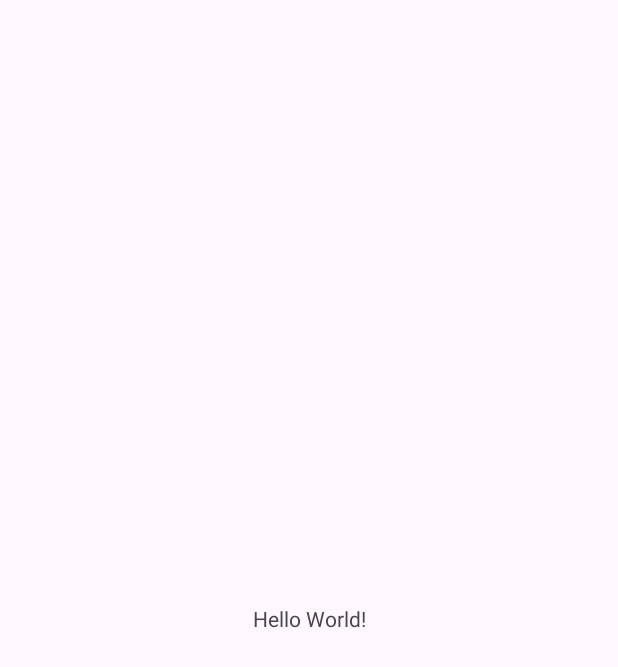
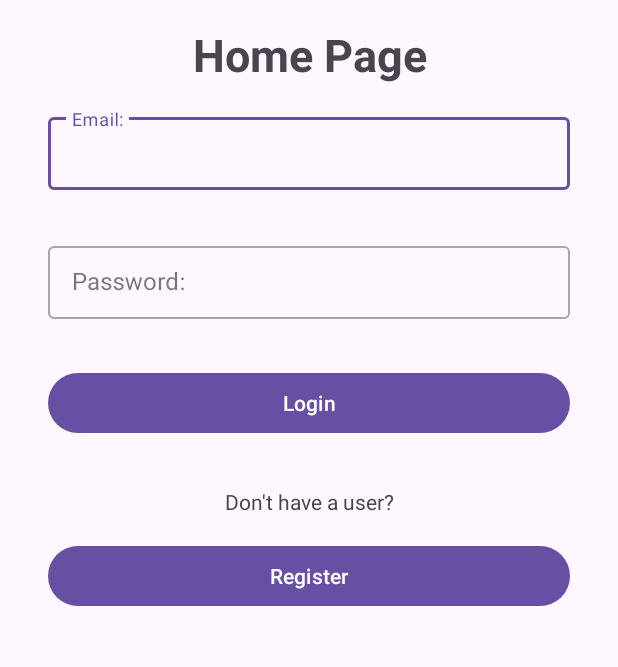
Before and after one commit to ChenZalman/shopping-Management, an Android app: the screen it shows after launch (MainActivity), on a phone screen of 412 x 824 dp. Before the commit the part shown is almost empty. Shown: the top 667 px of the screen. Run offline under Robolectric (Android 15) with nearby library versions, the phone set to English and light mode, and no system bars.

Commit message:
Those are the main files for this Commit

```diff
--- a/app/build.gradle.kts
+++ b/app/build.gradle.kts
@@ -1,5 +1,6 @@
 plugins {
     alias(libs.plugins.android.application)
+    alias(libs.plugins.google.gms.google.services)
 }
 
 android {
@@ -37,6 +38,9 @@ dependencies {
     implementation(libs.material)
     implementation(libs.activity)
     implementation(libs.constraintlayout)
+    implementation(libs.firebase.auth)
+    implementation(libs.navigation.fragment)
+    implementation(libs.navigation.ui)
     testImplementation(libs.junit)
     androidTestImplementation(libs.ext.junit)
     androidTestImplementation(libs.espresso.core)
--- a/app/src/main/AndroidManifest.xml
+++ b/app/src/main/AndroidManifest.xml
@@ -13,7 +13,7 @@
         android:theme="@style/Theme.ShoppingManagement"
         tools:targetApi="31">
         <activity
-            android:name=".MainActivity"
+            android:name=".Activities.MainActivity"
             android:exported="true">
             <intent-filter>
                 <action android:name="android.intent.action.MAIN" />
--- a/app/src/main/java/com/example/shoppingmanagement/MainActivity.java
+++ b/app/src/main/java/com/example/shoppingmanagement/Activities/MainActivity.java
@@ -1,4 +1,4 @@
-package com.example.shoppingmanagement;
+package com.example.shoppingmanagement.Activities;
 
 import android.os.Bundle;
 
@@ -7,6 +7,8 @@ import androidx.appcompat.app.AppCompatActivity;
 import androidx.core.graphics.Insets;
 import androidx.core.view.ViewCompat;
 import androidx.core.view.WindowInsetsCompat;
+
+import com.example.shoppingmanagement.R;
 
 public class MainActivity extends AppCompatActivity {
 
--- /dev/null
+++ b/app/src/main/java/com/example/shoppingmanagement/Fragments/HomePage.java
@@ -0,0 +1,66 @@
+package com.example.shoppingmanagement.Fragments;
+
+import android.os.Bundle;
+
+import androidx.fragment.app.Fragment;
+
+import android.view.LayoutInflater;
+import android.view.View;
+import android.view.ViewGroup;
+
+import com.example.shoppingmanagement.R;
+
+/**
+ * A simple {@link Fragment} subclass.
+ * Use the {@link HomePage#newInstance} factory method to
+ * create an instance of this fragment.
+ */
+public class HomePage extends Fragment {
+
+    // TODO: Rename parameter arguments, choose names that match
+    // the fragment initialization parameters, e.g. ARG_ITEM_NUMBER
+    private static final String ARG_PARAM1 = "param1";
+    private static final String ARG_PARAM2 = "param2";
+
+    // TODO: Rename and change types of parameters
+    private String mParam1;
+    private String mParam2;
+
+    public HomePage() {
+        // Required empty public constructor
+    }
+
+    /**
+     * Use this factory method to create a new instance of
+     * this fragment using the provided parameters.
+     *
+     * @param param1 Parameter 1.
+     * @param param2 Parameter 2.
+     * @return A new instance of fragment HomePage.
+     */
+    // TODO: Rename and change types and number of parameters
+    public static HomePage newInstance(String param1, String param2) {
+        HomePage fragment = new HomePage();
+        Bundle args = new Bundle();
+        args.putString(ARG_PARAM1, param1);
+        args.putString(ARG_PARAM2, param2);
+        fragment.setArguments(args);
+        return fragment;
+    }
+
+    @Override
+    public void onCreate(Bundle savedInstanceState) {
+        super.onCreate(savedInstanceState);
+        if (getArguments() != null) {
+            mParam1 = getArguments().getString(ARG_PARAM1);
+            mParam2 = getArguments().getString(ARG_PARAM2);
+        }
+    }
+
+    @Override
+    public View onCreateView(LayoutInflater inflater, ViewGroup container,
+                             Bundle savedInstanceState) {
+        // Inflate the layout for this fragment
+        return inflater.inflate(R.layout.fragment_home_page, container, false);
+    }
+}
--- /dev/null
+++ b/app/src/main/res/drawable/baseline_add_to_shopping_cart_24.xml
@@ -0,0 +1,5 @@
+<vector xmlns:android="http://schemas.android.com/apk/res/android" android:height="24dp" android:tint="#000000" android:viewportHeight="24" android:viewportWidth="24" android:width="24dp">
+
+    <path android:fillColor="@android:color/white" android:pathData="M11,9h2L13,6h3L16,4h-3L13,1h-2v3L8,4v2h3v3zM7,18c-1.1,0 -1.99,0.9 -1.99,2S5.9,22 7,22s2,-0.9 2,-2 -0.9,-2 -2,-2zM17,18c-1.1,0 -1.99,0.9 -1.99,2s0.89,2 1.99,2 2,-0.9 2,-2 -0.9,-2 -2,-2zM7.17,14.75l0.03,-0.12 0.9,-1.63h7.45c0.75,0 1.41,-0.41 1.75,-1.03l3.86,-7.01L19.42,4h-0.01l-1.1,2 -2.76,5L8.53,11l-0.13,-0.27L6.16,6l-0.95,-2 -0.94,-2L1,2v2h2l3.6,7.59 -1.35,2.45c-0.16,0.28 -0.25,0.61 -0.25,0.96 0,1.1 0.9,2 2,2h12v-2L7.42,15c-0.13,0 -0.25,-0.11 -0.25,-0.25z"/>
+
+</vector>
--- a/app/src/main/res/layout/activity_main.xml
+++ b/app/src/main/res/layout/activity_main.xml
@@ -5,15 +5,18 @@
     android:id="@+id/main"
     android:layout_width="match_parent"
     android:layout_height="match_parent"
-    tools:context=".MainActivity">
+    tools:context=".Activities.MainActivity">
 
-    <TextView
-        android:layout_width="wrap_content"
-        android:layout_height="wrap_content"
-        android:text="Hello World!"
+    <androidx.fragment.app.FragmentContainerView
+        android:layout_width="0dp"
+        android:layout_height="0dp"
+        android:name="androidx.navigation.fragment.NavHostFragment"
+        android:id="@+id/nav_host_fragment"
+        app:layout_constraintLeft_toLeftOf="parent"
+        app:layout_constraintRight_toRightOf="parent"
+        app:layout_constraintTop_toTopOf="parent"
         app:layout_constraintBottom_toBottomOf="parent"
-        app:layout_constraintEnd_toEndOf="parent"
-        app:layout_constraintStart_toStartOf="parent"
-        app:layout_constraintTop_toTopOf="parent" />
+        app:defaultNavHost="true"
+        app:navGraph="@navigation/nav_graph"/>
 
 </androidx.constraintlayout.widget.ConstraintLayout>
--- /dev/null
+++ b/app/src/main/res/layout/fragment_home_page.xml
@@ -0,0 +1,64 @@
+<?xml version="1.0" encoding="utf-8"?>
+<LinearLayout xmlns:android="http://schemas.android.com/apk/res/android"
+    xmlns:tools="http://schemas.android.com/tools"
+    android:layout_width="match_parent"
+    android:layout_height="match_parent"
+    tools:context=".Fragments.HomePage"
+    android:orientation="vertical"
+    android:padding="16dp">
+
+    <TextView
+        android:layout_width="match_parent"
+        android:layout_height="wrap_content"
+        android:text="Home Page"
+        android:textSize="30sp"
+        android:textStyle="bold"
+        android:gravity="center"/>
+
+    <com.google.android.material.textfield.TextInputLayout
+        style="@style/Widget.MaterialComponents.TextInputLayout.OutlinedBox.Dense"
+        android:layout_width="match_parent"
+        android:layout_height="wrap_content"
+        android:layout_margin="16dp">
+        <com.google.android.material.textfield.TextInputEditText
+            android:id="@+id/etEmailLogin"
+            android:layout_width="match_parent"
+            android:layout_height="wrap_content"
+            android:hint="Email:" />
+    </com.google.android.material.textfield.TextInputLayout>
+
+    <com.google.android.material.textfield.TextInputLayout
+        style="@style/Widget.MaterialComponents.TextInputLayout.OutlinedBox.Dense"
+        android:layout_width="match_parent"
+        android:layout_height="wrap_content"
+        android:layout_margin="16dp">
+        <com.google.android.material.textfield.TextInputEditText
+            android:id="@+id/etPasswordLogin"
+            android:layout_width="match_parent"
+            android:layout_height="wrap_content"
+            android:hint="Password:" />
+    </com.google.android.material.textfield.TextInputLayout>
+
+    <Button
+        android:id="@+id/btnLoginLogin"
+        android:layout_width="match_parent"
+        android:layout_height="wrap_content"
+        android:text="Login"
+        android:layout_margin="16dp"/>
+
+    <TextView
+        android:layout_width="match_parent"
+        android:layout_height="wrap_content"
+        android:text="Don't have a user?"
+        android:gravity="center"
+        android:layout_margin="16dp"/>
+
+    <Button
+        android:id="@+id/btnRegisterLogin"
+        android:layout_width="match_parent"
+        android:layout_height="wrap_content"
+        android:text="Register"
+        android:layout_marginEnd="16dp"
+        android:layout_marginStart="16dp"/>
+
+</LinearLayout>
--- /dev/null
+++ b/app/src/main/res/navigation/nav_graph.xml
@@ -0,0 +1,34 @@
+<?xml version="1.0" encoding="utf-8"?>
+<navigation xmlns:android="http://schemas.android.com/apk/res/android"
+    xmlns:app="http://schemas.android.com/apk/res-auto"
+    xmlns:tools="http://schemas.android.com/tools"
+    android:id="@+id/nav_graph"
+    app:startDestination="@id/homePage">
+
+    <fragment
+        android:id="@+id/homePage"
+        android:name="com.example.shoppingmanagement.Fragments.HomePage"
+        android:label="fragment_home_page"
+        tools:layout="@layout/fragment_home_page" >
+        <action
+            android:id="@+id/action_homePage_to_registrationPage"
+            app:destination="@id/registrationPage" />
+        <action
+            android:id="@+id/action_homePage_to_userPage"
+            app:destination="@id/userPage" />
+    </fragment>
+    <fragment
+        android:id="@+id/registrationPage"
+        android:name="com.example.shoppingmanagement.Fragments.RegistrationPage"
+        android:label="fragment_registration_page"
+        tools:layout="@layout/fragment_registration_page" >
+        <action
+            android:id="@+id/action_registrationPage_to_homePage"
+            app:destination="@id/homePage" />
+    </fragment>
+    <fragment
+        android:id="@+id/userPage"
+        android:name="com.example.shoppingmanagement.Fragments.UserPage"
+        android:label="fragment_user_page"
+        tools:layout="@layout/fragment_user_page" />
+</navigation>
--- a/app/src/main/res/values/strings.xml
+++ b/app/src/main/res/values/strings.xml
@@ -1,3 +1,5 @@
 <resources>
     <string name="app_name">Shopping Management</string>
+    <!-- TODO: Remove or change this placeholder text -->
+    <string name="hello_blank_fragment">Hello blank fragment</string>
 </resources>
--- a/build.gradle.kts
+++ b/build.gradle.kts
@@ -1,4 +1,5 @@
 // Top-level build file where you can add configuration options common to all sub-projects/modules.
 plugins {
     alias(libs.plugins.android.application) apply false
+    alias(libs.plugins.google.gms.google.services) apply false
 }
```
Also changed, not shown: app/src/main/java/com/example/shoppingmanagement/Fragments/RegistrationPage.java (added, +66 -0 lines), app/src/main/java/com/example/shoppingmanagement/Fragments/UserPage.java (added, +66 -0 lines), app/src/main/java/com/example/shoppingmanagement/Ui/Item.java (added, +8 -0 lines), app/src/main/java/com/example/shoppingmanagement/Ui/ItemAdapter.java (added, +9 -0 lines), app/src/main/res/layout/fragment_registration_page.xml (added, +65 -0 lines), app/src/main/res/layout/fragment_user_page.xml (added, +34 -0 lines), gradle/libs.versions.toml (+8 -0 lines), 1 other file.
